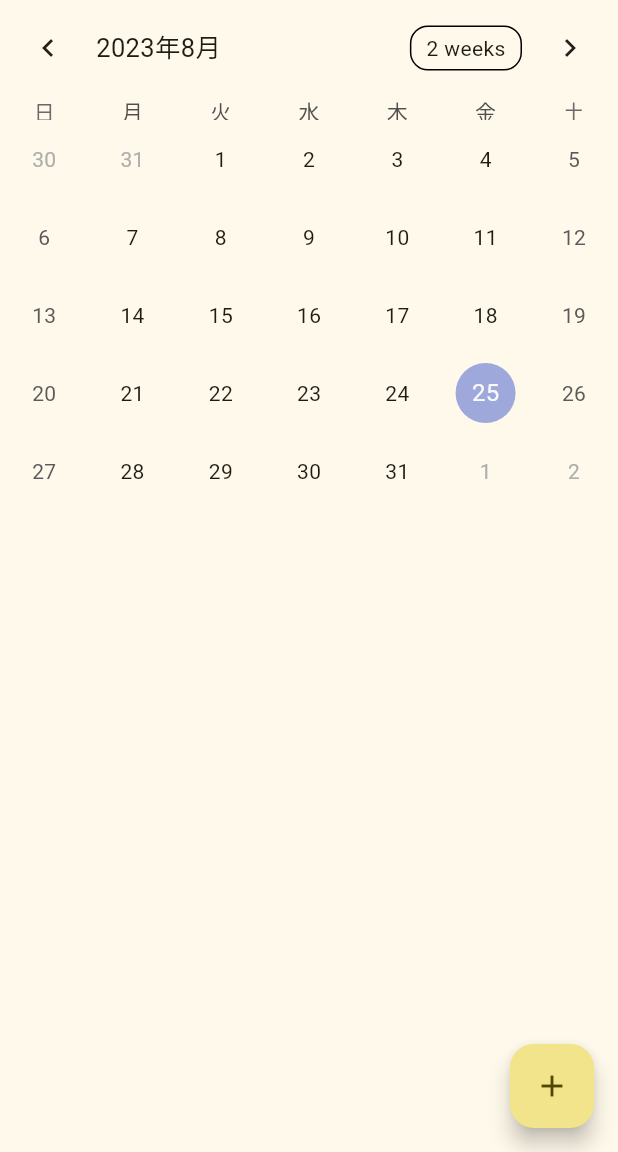
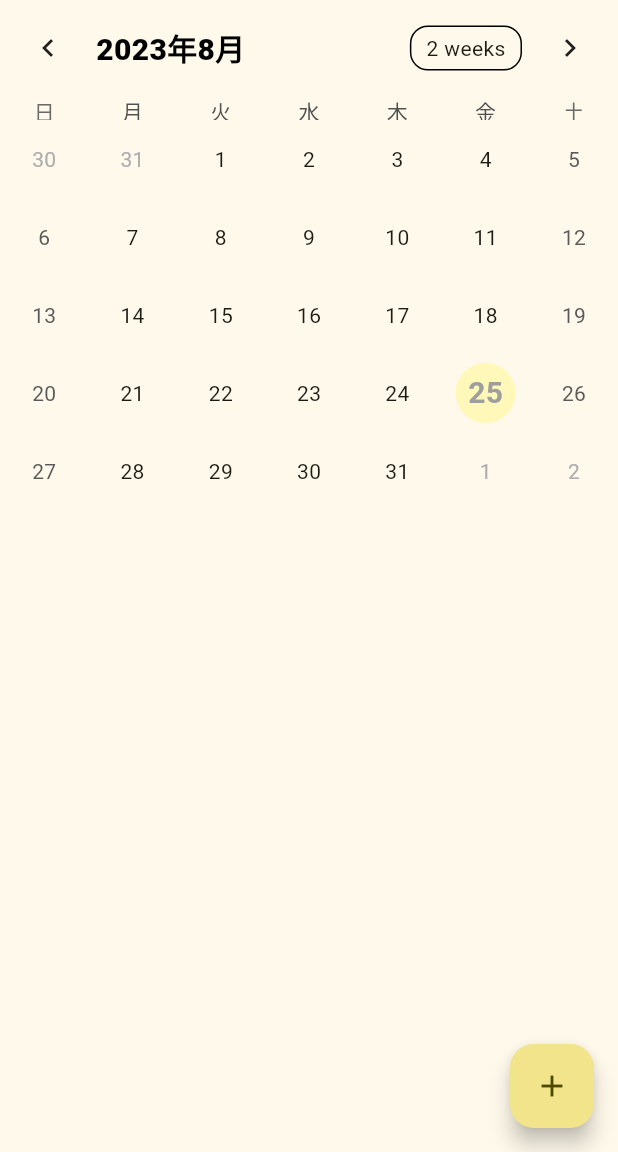
Before and after one commit to tera1994/mental_calendar, a Flutter app: the screen it shows after launch, on a phone screen of 412 x 824 dp, the part 84-1236 px from its top. Run offline on Flutter 3.47's test engine with Material 2 defaults, Android fonts, the phone set to English and light mode, and no system bars; drawn by our look-alikes of table_calendar; missing offline and left inert: localstore.

Commit message:
Modify calender view

```diff
--- a/lib/calender.dart
+++ b/lib/calender.dart
@@ -107,6 +107,19 @@ class _Calender extends State<Calender> {
             focusedDay: _focusedDay,
             calendarFormat: _calendarFormat,
             eventLoader: _getDepressionDegreeForDay,
+            headerStyle: HeaderStyle(titleTextStyle: TextStyle(fontSize: 20, color: Colors.black, fontWeight: FontWeight.w800)),
+            calendarStyle: CalendarStyle(
+              selectedTextStyle: TextStyle(fontSize:20, color: Colors.grey, fontWeight: FontWeight.bold ),
+              selectedDecoration: BoxDecoration(
+                color: Colors.yellow,
+                shape: BoxShape.circle,
+              ),
+              todayDecoration: BoxDecoration(
+                color: Color.fromARGB(255, 255, 248, 184),
+                shape: BoxShape.circle,
+              ),
+              todayTextStyle: TextStyle(fontSize:20, color: Colors.grey, fontWeight: FontWeight.bold )
+            ),
             selectedDayPredicate: (day) {
               return isSameDay(_selectedDay, day);
             },
```
